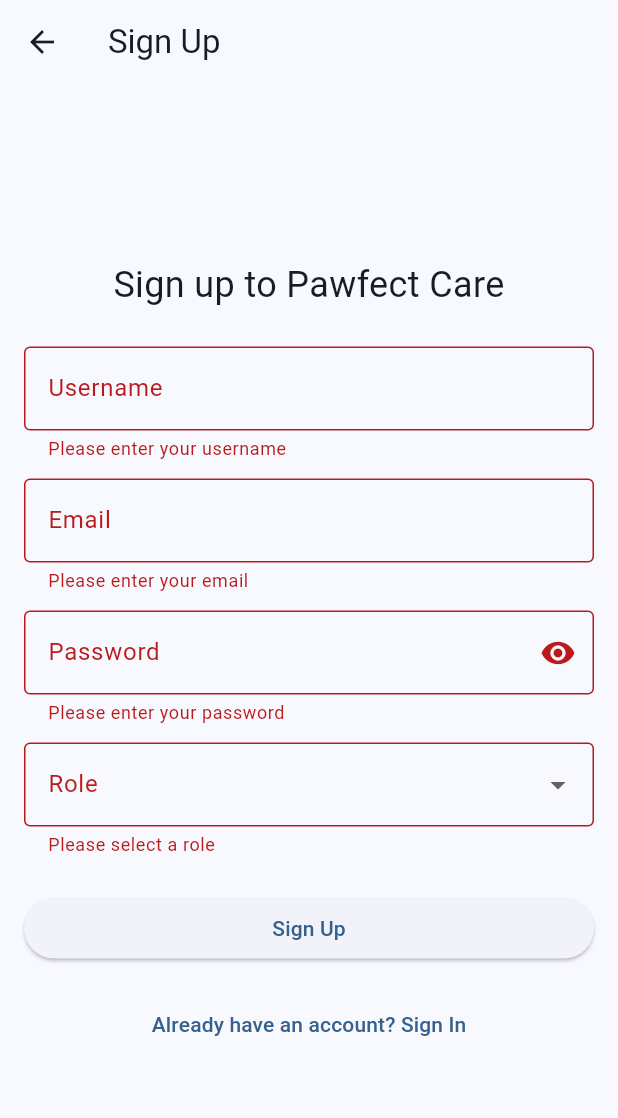
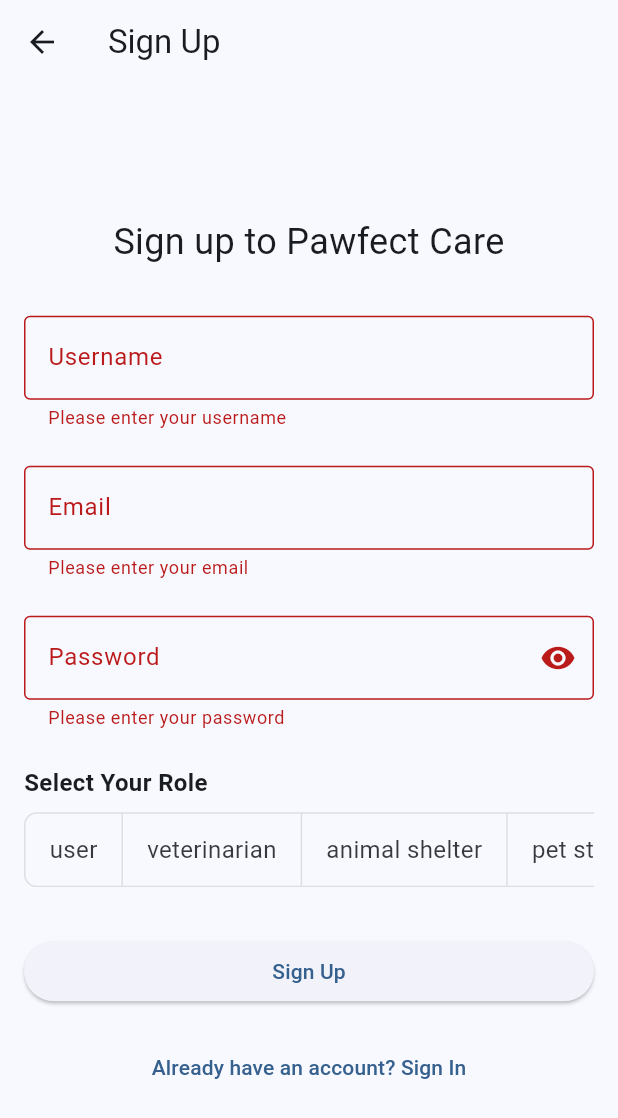
Before and after one commit to donatedsalt/PawfectCare, a Flutter app: the SignupPage screen opened by its route, after a tap on "Sign Up", on a phone screen of 412 x 824 dp. Shown: the top 1118 px of the screen. Run offline on Flutter 3.47's test engine with Material 3 defaults, Android fonts, the phone set to English and light mode, and no system bars; our stand-ins replace cloud_firestore, file_picker, firebase_auth, firebase_core, firebase_storage, image_picker and 1 more; accounts and stored records are empty.

Commit message:
feat: change roles dropdown to togglebuttons, update UI and fix role navigation

```diff
--- a/pawfect_care/lib/main.dart
+++ b/pawfect_care/lib/main.dart
@@ -78,9 +78,9 @@ class AuthGate extends StatelessWidget {
                     return const UserPageController();
                   case 'veterinarian':
                     return const VetPageController();
-                  case 'store':
+                  case 'pet store':
                     return const StorePageController();
-                  case 'shelter':
+                  case 'animal shelter':
                     return const ShelterPageController();
                   case 'admin':
                     return const AdminPageController();
--- a/pawfect_care/lib/pages/common/signin_page.dart
+++ b/pawfect_care/lib/pages/common/signin_page.dart
@@ -99,7 +99,7 @@ class _SigninPageState extends State<SigninPage> {
                   textAlign: TextAlign.center,
                   style: TextStyle(fontSize: 24),
                 ),
-                const SizedBox(height: 24),
+                const SizedBox(height: 32),
                 TextFormField(
                   controller: _emailController,
                   decoration: const InputDecoration(
@@ -119,7 +119,7 @@ class _SigninPageState extends State<SigninPage> {
                     return null;
                   },
                 ),
-                const SizedBox(height: 12),
+                const SizedBox(height: 24),
                 TextFormField(
                   controller: _passwordController,
                   decoration: InputDecoration(
@@ -150,7 +150,7 @@ class _SigninPageState extends State<SigninPage> {
                     return null;
                   },
                 ),
-                const SizedBox(height: 24),
+                const SizedBox(height: 32),
                 ElevatedButton(
                   onPressed: _isLoading ? null : _signIn,
                   child: Text(_isLoading ? 'Loading...' : 'Sign In'),
--- a/pawfect_care/lib/pages/common/signup_page.dart
+++ b/pawfect_care/lib/pages/common/signup_page.dart
@@ -22,12 +22,19 @@ class _SignupPageState extends State<SignupPage> {
 
   String? _selectedRole;
   final List<String> _roles = [
-    'User',
+    'user',
     'veterinarian',
     'animal shelter',
     'pet store',
-    'Admin',
+    'admin',
   ];
+  late List<bool> _isSelected;
+
+  @override
+  void initState() {
+    super.initState();
+    _isSelected = List.filled(_roles.length, false);
+  }
 
   Future<void> _signUp() async {
     if (_formKey.currentState!.validate()) {
@@ -35,6 +42,18 @@ class _SignupPageState extends State<SignupPage> {
         setState(() {
           _isLoading = true;
         });
+
+        int selectedIndex = _isSelected.indexOf(true);
+        if (selectedIndex != -1) {
+          _selectedRole = _roles[selectedIndex];
+        } else {
+          context.showSnackBar(
+            'Please select a role.',
+            theme: SnackBarTheme.error,
+          );
+          return;
+        }
+
         final userCredential = await FirebaseAuth.instance
             .createUserWithEmailAndPassword(
               email: _emailController.text.trim(),
@@ -125,7 +144,7 @@ class _SignupPageState extends State<SignupPage> {
                   textAlign: TextAlign.center,
                   style: TextStyle(fontSize: 24),
                 ),
-                const SizedBox(height: 24),
+                const SizedBox(height: 32),
                 TextFormField(
                   controller: _usernameController,
                   decoration: const InputDecoration(
@@ -141,7 +160,7 @@ class _SignupPageState extends State<SignupPage> {
                     return null;
                   },
                 ),
-                const SizedBox(height: 12),
+                const SizedBox(height: 24),
                 TextFormField(
                   controller: _emailController,
                   decoration: const InputDecoration(
@@ -161,7 +180,7 @@ class _SignupPageState extends State<SignupPage> {
                     return null;
                   },
                 ),
-                const SizedBox(height: 12),
+                const SizedBox(height: 24),
                 TextFormField(
                   controller: _passwordController,
                   decoration: InputDecoration(
@@ -198,41 +217,50 @@ class _SignupPageState extends State<SignupPage> {
                     if (!value.contains(RegExp(r'[0-9]'))) {
                       return 'Password must contain at least one number.';
                     }
-                    if (!value.contains(RegExp(r'[!@#$%^&*(),.?":{}|<>]'))) {
+                    if (!value.contains(RegExp(r'[!@#\$%^&*(),.?":{}|<>]'))) {
                       return 'Password must contain at least one special character.';
                     }
                     return null;
                   },
                 ),
-                const SizedBox(height: 12),
-                DropdownButtonFormField<String>(
-                  initialValue: _selectedRole,
-                  decoration: const InputDecoration(
-                    labelText: 'Role',
-                    border: OutlineInputBorder(),
+                const SizedBox(height: 24),
+                const Text(
+                  'Select Your Role',
+                  style: TextStyle(fontSize: 16, fontWeight: FontWeight.bold),
+                ),
+                const SizedBox(height: 8),
+                SingleChildScrollView(
+                  scrollDirection: Axis.horizontal,
+                  child: ToggleButtons(
+                    isSelected: _isSelected,
+                    onPressed: (int newIndex) {
+                      setState(() {
+                        for (int i = 0; i < _isSelected.length; i++) {
+                          _isSelected[i] = i == newIndex;
+                        }
+                      });
+                    },
+                    borderRadius: BorderRadius.circular(8),
+                    selectedColor: Theme.of(context).colorScheme.onPrimary,
+                    fillColor: Theme.of(context).colorScheme.primary,
+                    children: _roles.map((role) {
+                      return Padding(
+                        padding: const EdgeInsets.symmetric(horizontal: 16),
+                        child: Text(role, style: const TextStyle(fontSize: 16)),
+                      );
+                    }).toList(),
                   ),
-                  items: _roles.map((String value) {
-                    return DropdownMenuItem<String>(
-                      value: value,
-                      child: Text(value),
-                    );
-                  }).toList(),
-                  onChanged: (String? newValue) {
-                    setState(() {
-                      _selectedRole = newValue;
-                    });
-                  },
-                  validator: (value) {
-                    if (value == null) {
-                      return 'Please select a role';
-                    }
-                    return null;
-                  },
                 ),
-                const SizedBox(height: 24),
+                const SizedBox(height: 32),
                 ElevatedButton(
                   onPressed: _isLoading ? null : _signUp,
-                  child: Text(_isLoading ? 'Loading...' : 'Sign Up'),
+                  child: _isLoading
+                      ? const SizedBox(
+                          height: 16.0,
+                          width: 16.0,
+                          child: CircularProgressIndicator(strokeWidth: 2.5),
+                        )
+                      : const Text('Sign Up'),
                 ),
                 const SizedBox(height: 16),
                 TextButton(
```
Also changed, not shown: pawfect_care/lib/pages/user/edit_profile_page.dart (+30 -21 lines), .github/workflows/flutter_apk_build_&_release.yaml.
